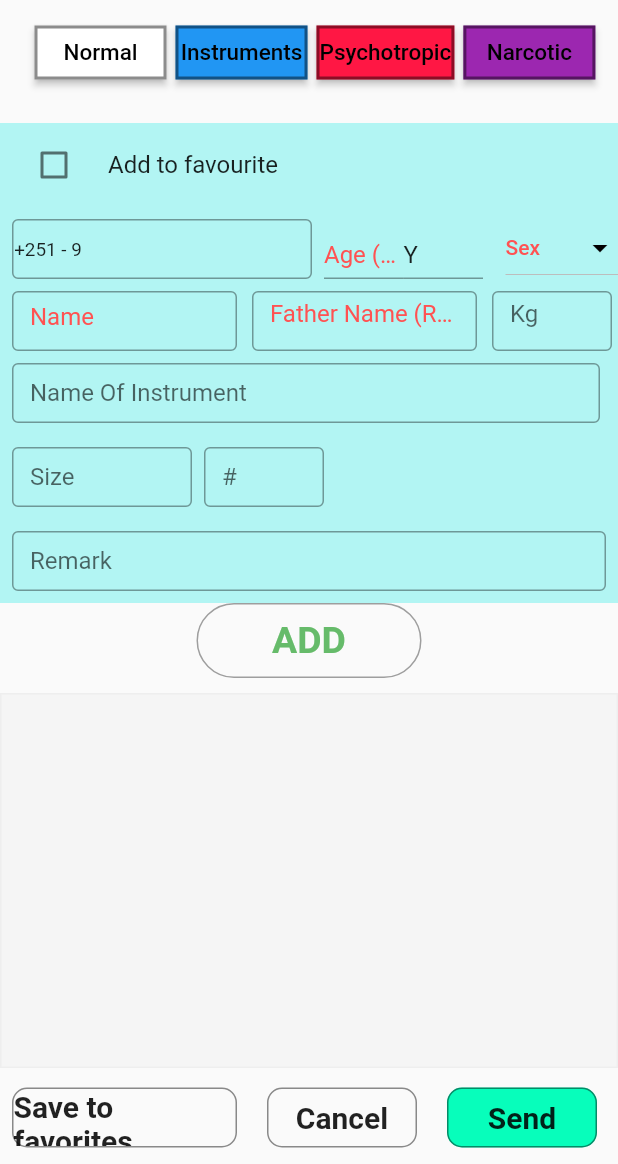
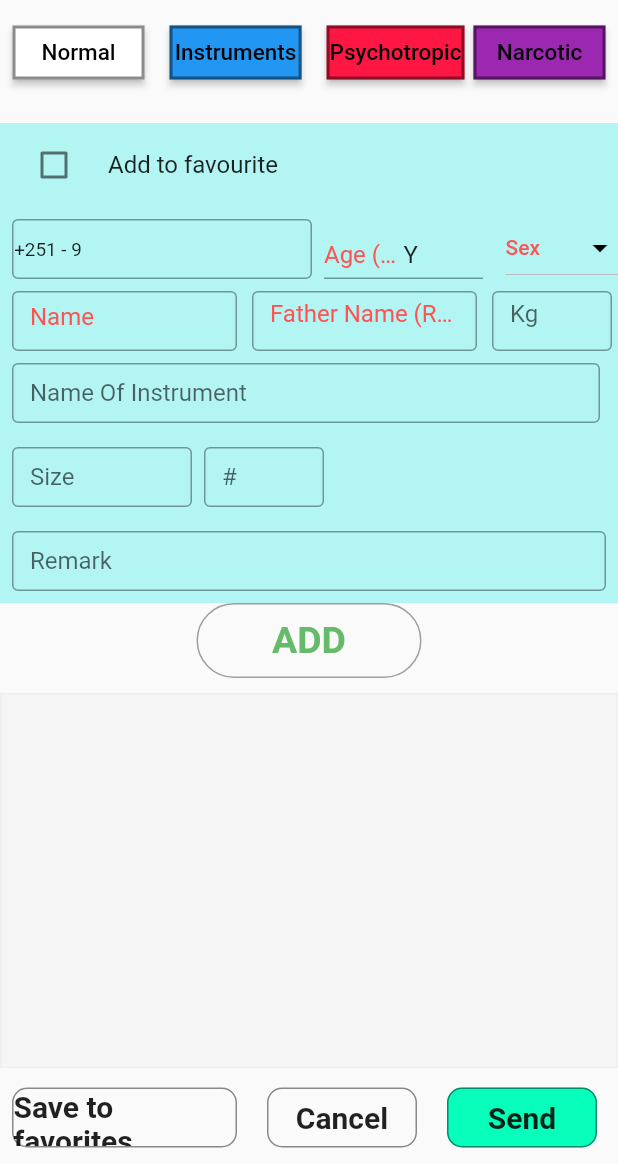
Before and after one commit to rmanselefi/hepies_mobile, a Flutter app: the WritePrescription screen opened directly, after a tap on "Instruments", on a phone screen of 412 x 824 dp, the part 72-1236 px from its top. Run offline on Flutter 3.47's test engine with Material 2 defaults, Android fonts, the phone set to English and light mode, and no system bars; our stand-ins replace bouncing_widget, country_code_picker, dio, expandable, firebase_core, firebase_storage and 12 more; missing offline and left inert: flutter_pdfview, hashtagable, linkify_text, mailto, multiselect_formfield; accounts and stored records are empty; network calls fail; statements that could not run were skipped.

Commit message:
additional changes

```diff
--- a/lib/ui/doctor/prescription/write_prescription.dart
+++ b/lib/ui/doctor/prescription/write_prescription.dart
@@ -246,12 +246,9 @@ class _WritePrescriptionState extends State<WritePrescription> {
             ],
           ),
           Row(
+            mainAxisAlignment: MainAxisAlignment.spaceAround,
             children: [
-              SizedBox(
-                width: 20.0,
-              ),
-              Flexible(
-                child: Container(
+              Container(
                 margin: EdgeInsets.all(3),
                 child: MaterialButton(
                   padding: EdgeInsets.all(2),
@@ -273,9 +270,7 @@ class _WritePrescriptionState extends State<WritePrescription> {
                   ),
                 ),
               ),
-              ),
-              Flexible(
-                child: Container(
+              Container(
                 margin: EdgeInsets.all(3),
                 child: MaterialButton(
                   padding: EdgeInsets.all(2),
@@ -297,11 +292,12 @@ class _WritePrescriptionState extends State<WritePrescription> {
                   ),
                 ),
               ),
-              ),
               isFit == "true"
                   ? Builder(builder: (context) {
-                      return Row(
-                        mainAxisSize: MainAxisSize.min,
+                      return SingleChildScrollView(
+                        scrollDirection: Axis.horizontal,
+                        child: Row(
+                          mainAxisAlignment: MainAxisAlignment.spaceAround,
                           children: [
                             Flexible(
                               child: Container(
@@ -354,6 +350,7 @@ class _WritePrescriptionState extends State<WritePrescription> {
                               ),
                             ),
                           ],
+                        ),
                       );
                     })
                   : Builder(builder: (context) {
```
Also changed, not shown: lib/ui/doctor/prescription/forms/prescribe_form.dart (+12 -4 lines), lib/ui/pharmacy/ui/mypharmacy/mypharmacy.dart (+10 -12 lines), lib/ui/pharmacy/welcome.dart (+4 -28 lines), lib/ui/pharmacy/widgets/header.dart (+0 -18 lines). Lines whose indentation alone changed are shown as unchanged.
